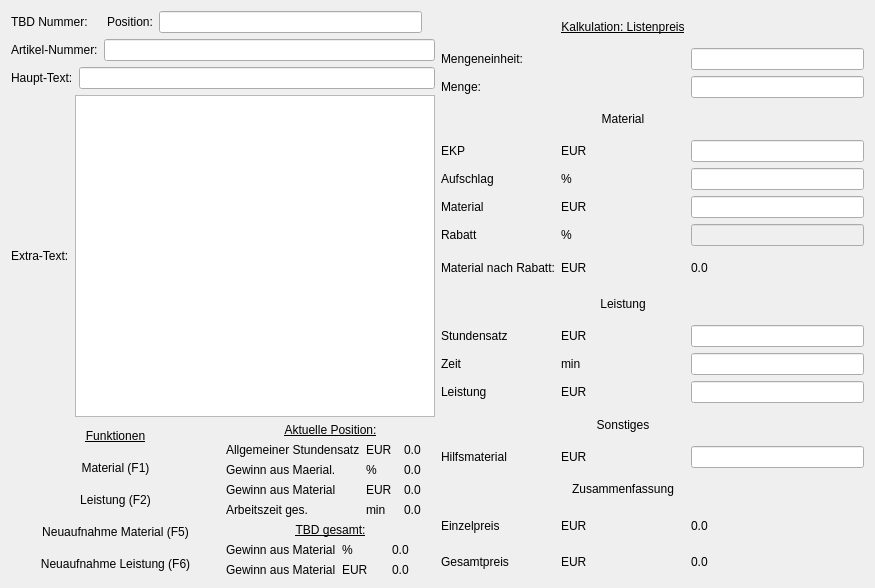
Above: form/general_content.ui from romanweissflog/FAKT before the change. Below: the same form after it.
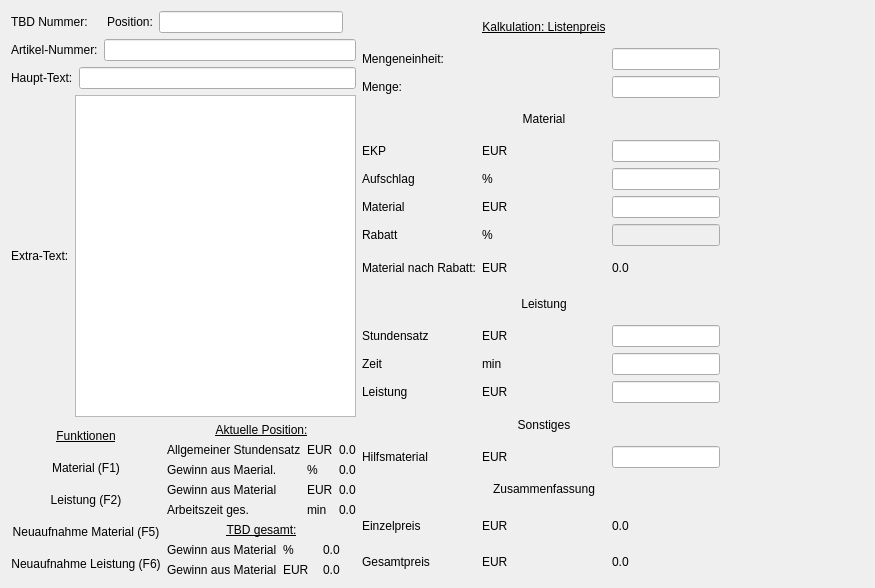
That is the form after the change. Custom widgets are drawn as their Qt base class.

```diff
--- a/form/general_content.ui
+++ b/form/general_content.ui
@@ -645,6 +645,19 @@
      </item>
     </layout>
    </item>
+   <item>
+    <spacer name="horizontalSpacer">
+     <property name="orientation">
+      <enum>Qt::Horizontal</enum>
+     </property>
+     <property name="sizeHint" stdset="0">
+      <size>
+       <width>40</width>
+       <height>20</height>
+      </size>
+     </property>
+    </spacer>
+   </item>
   </layout>
  </widget>
  <customwidgets>
```
Left out of the diff: 6 changed lines with no effect on the pictures.
